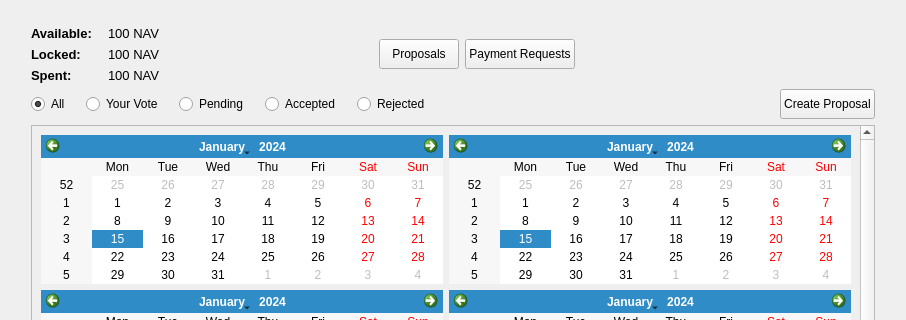
This is src/qt/communityfundpage.ui in navcoin/navcoin-core as Qt 5 draws it before an edit; both pictures show x 0 to 906 and y 0 to 320 of the 906 by 690 pixel window. The edited form follows.
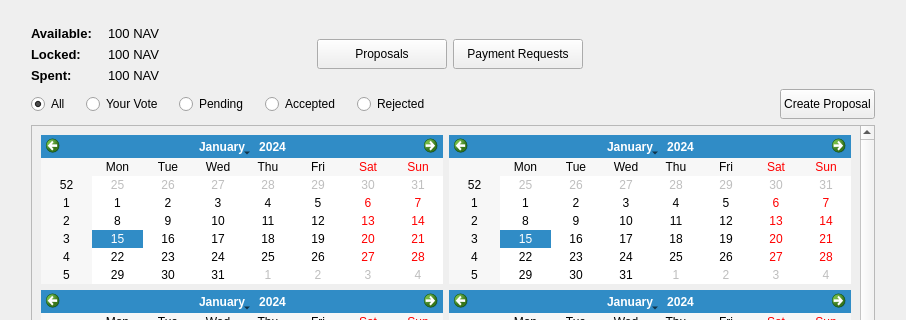
This is the edited form.

Commit message: Proposals and Payment request buttons centered on resizing

```diff
--- a/src/qt/communityfundpage.ui
+++ b/src/qt/communityfundpage.ui
@@ -195,9 +195,12 @@
            <property name="orientation">
             <enum>Qt::Horizontal</enum>
            </property>
+           <property name="sizeType">
+            <enum>QSizePolicy::Expanding</enum>
+           </property>
            <property name="sizeHint" stdset="0">
             <size>
-             <width>40</width>
+             <width>90</width>
              <height>20</height>
             </size>
            </property>
@@ -205,6 +208,12 @@
          </item>
          <item>
           <widget class="QPushButton" name="pushButtonProposals">
+           <property name="minimumSize">
+            <size>
+             <width>130</width>
+             <height>0</height>
+            </size>
+           </property>
            <property name="maximumSize">
             <size>
              <width>140</width>
@@ -220,10 +229,25 @@
              <height>16</height>
             </size>
            </property>
+           <property name="autoDefault">
+            <bool>false</bool>
+           </property>
+           <property name="default">
+            <bool>false</bool>
+           </property>
+           <property name="flat">
+            <bool>false</bool>
+           </property>
           </widget>
          </item>
          <item>
           <widget class="QPushButton" name="pushButtonPaymentRequests">
+           <property name="minimumSize">
+            <size>
+             <width>130</width>
+             <height>0</height>
+            </size>
+           </property>
            <property name="maximumSize">
             <size>
              <width>140</width>
@@ -241,11 +265,27 @@
             <enum>Qt::Horizontal</enum>
            </property>
            <property name="sizeType">
-            <enum>QSizePolicy::Minimum</enum>
+            <enum>QSizePolicy::Expanding</enum>
            </property>
            <property name="sizeHint" stdset="0">
             <size>
-             <width>300</width>
+             <width>90</width>
+             <height>20</height>
+            </size>
+           </property>
+          </spacer>
+         </item>
+         <item>
+          <spacer name="horizontalSpacer_11">
+           <property name="orientation">
+            <enum>Qt::Horizontal</enum>
+           </property>
+           <property name="sizeType">
+            <enum>QSizePolicy::Fixed</enum>
+           </property>
+           <property name="sizeHint" stdset="0">
+            <size>
+             <width>140</width>
              <height>20</height>
             </size>
            </property>
```
